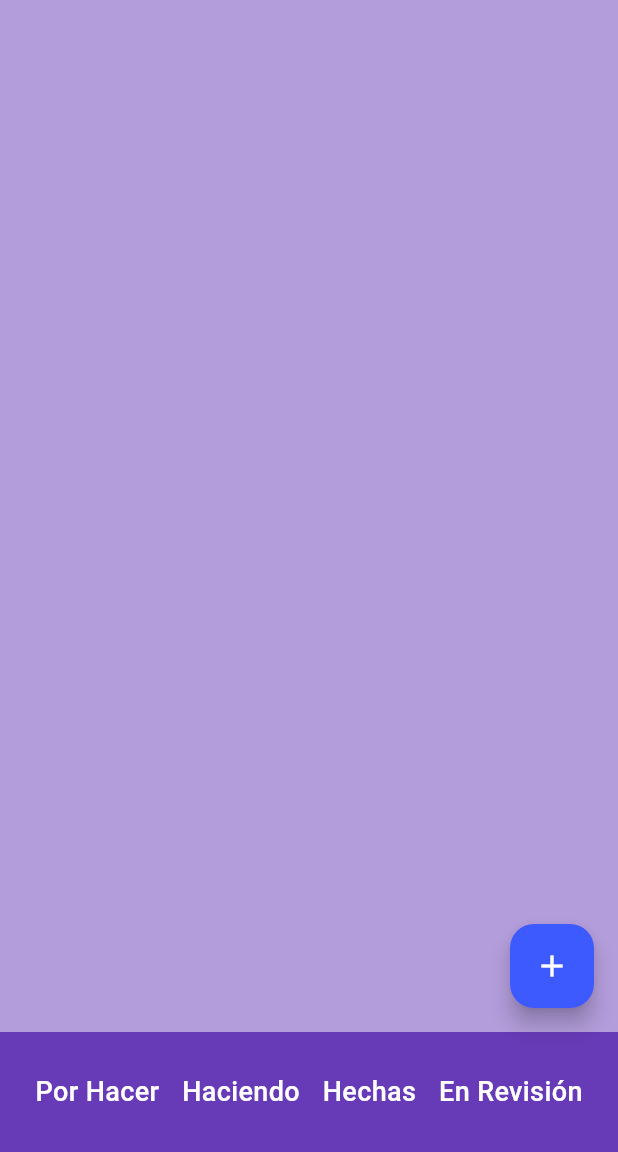
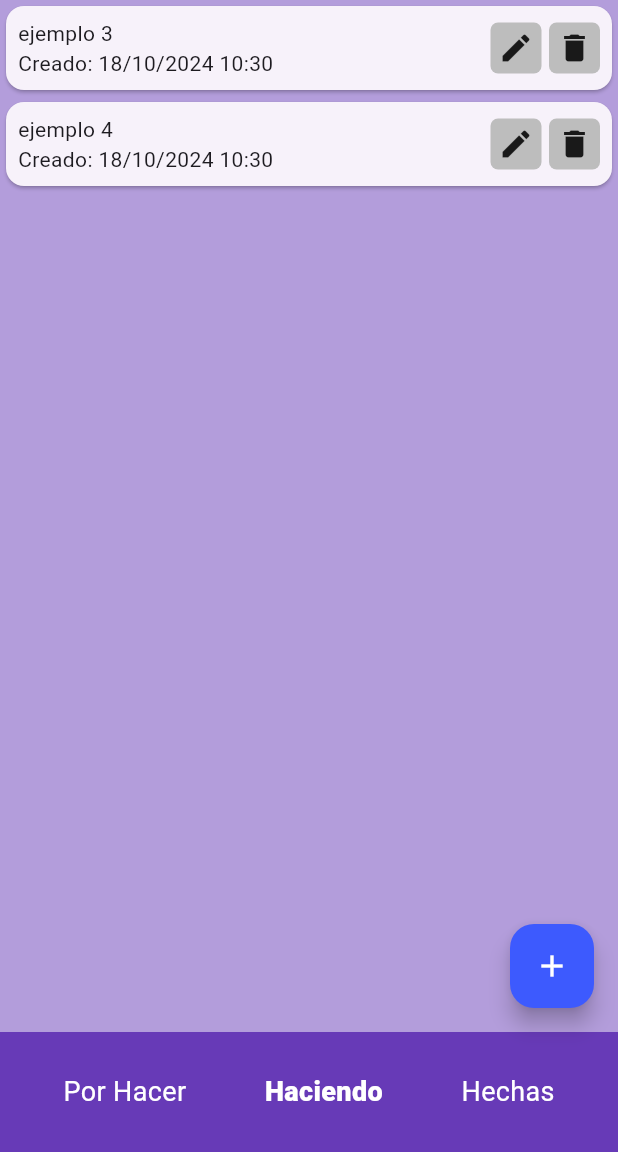
Before and after one commit to carlos0896/todo_app, a Flutter app: the screen it shows after launch, after a tap on "Haciendo", on a phone screen of 412 x 824 dp, the part 84-1236 px from its top. Run offline on Flutter 3.47's test engine with Material 3 defaults, Android fonts, the phone set to English and light mode, and no system bars.

```diff
--- a/lib/models/tarea.dart
+++ b/lib/models/tarea.dart
@@ -1,9 +1,25 @@
+enum TipoTarea { porHacer, haciendo, hecha }
+
 class Tarea {
   final String titulo;
   final DateTime fechaCreacion;
+  final TipoTarea tipoTarea;
 
   Tarea({
     required this.titulo,
     required this.fechaCreacion,
+    this.tipoTarea = TipoTarea.porHacer,
   });
+
+  Tarea copyWith({
+    String? titulo,
+    DateTime? fechaCreacion,
+    TipoTarea? tipoTarea,
+  }) {
+    return Tarea(
+      titulo: titulo ?? this.titulo,
+      fechaCreacion: fechaCreacion ?? this.fechaCreacion,
+      tipoTarea: tipoTarea ?? this.tipoTarea,
+    );
+  }
 }
--- a/lib/providers/agenda_provider.dart
+++ b/lib/providers/agenda_provider.dart
@@ -2,9 +2,41 @@ import 'package:flutter/material.dart';
 import 'package:todo_app/models/tarea.dart';
 
 class AgendaProvider extends ChangeNotifier {
-  final List<Tarea> _tareas = [];
+  final List<Tarea> _tareas = [
+    // TODO: Temporal para probar haciendo y hechas, eliminar cuando sea dinámico
+    Tarea(
+      titulo: 'ejemplo 1',
+      fechaCreacion: DateTime.now(),
+    ),
+    Tarea(
+      titulo: 'ejemplo 2',
+      fechaCreacion: DateTime.now(),
+    ),
+    Tarea(
+      titulo: 'ejemplo 3',
+      fechaCreacion: DateTime.now(),
+      tipoTarea: TipoTarea.haciendo,
+    ),
+    Tarea(
+      titulo: 'ejemplo 4',
+      fechaCreacion: DateTime.now(),
+      tipoTarea: TipoTarea.haciendo,
+    ),
+    Tarea(
+      titulo: 'ejemplo 5',
+      fechaCreacion: DateTime.now(),
+      tipoTarea: TipoTarea.hecha,
+    ),
+    Tarea(
+      titulo: 'ejemplo 5',
+      fechaCreacion: DateTime.now(),
+      tipoTarea: TipoTarea.hecha,
+    ),
+  ];
+  TipoTarea _tipoTareaSeleccionada = TipoTarea.porHacer;
 
   List<Tarea> get tareas => _tareas;
+  TipoTarea get tipoTareaSeleccionada => _tipoTareaSeleccionada;
 
   void agregarTarea(Tarea tarea) {
     _tareas.add(tarea);
@@ -16,4 +48,15 @@ class AgendaProvider extends ChangeNotifier {
     _tareas.removeAt(index);
     notifyListeners();
   }
+
+  void editarTarea(String nuevoNombreTarea, Tarea tareaActual) {
+    final index = _tareas.indexOf(tareaActual);
+    _tareas[index] = _tareas[index].copyWith(titulo: nuevoNombreTarea);
+    notifyListeners();
+  }
+
+  void cambiarTipoTareaSeleccionada(TipoTarea tipoTarea) {
+    _tipoTareaSeleccionada = tipoTarea;
+    notifyListeners();
+  }
 }
--- a/lib/widgets/home_body.dart
+++ b/lib/widgets/home_body.dart
@@ -12,11 +12,18 @@ class HomeBody extends StatelessWidget {
   @override
   Widget build(BuildContext context) {
     final List<Tarea> tareas = Provider.of<AgendaProvider>(context).tareas;
+    final tipoTareaSeleccionada =
+        Provider.of<AgendaProvider>(context).tipoTareaSeleccionada;
+
+    // Filtrando la lista tareas según el tipo de tarea seleccionada.
+    final List<Tarea> tareasPorTipo = tareas.where((tarea) {
+      return tarea.tipoTarea == tipoTareaSeleccionada;
+    }).toList();
 
     return ListView.builder(
-      itemCount: tareas.length,
+      itemCount: tareasPorTipo.length,
       itemBuilder: (context, index) {
-        Tarea tarea = tareas[index];
+        Tarea tarea = tareasPorTipo[index];
         return CardTarea(tarea: tarea);
       },
     );
--- a/lib/widgets/home_bottom_appbar.dart
+++ b/lib/widgets/home_bottom_appbar.dart
@@ -1,7 +1,11 @@
 import 'dart:developer';
 
 import 'package:flutter/material.dart';
+import 'package:provider/provider.dart';
+import 'package:todo_app/models/tarea.dart';
 import 'package:todo_app/widgets/home_button_text.dart';
+
+import '../providers/agenda_provider.dart';
 
 class HomeBottomAppbar extends StatelessWidget {
   const HomeBottomAppbar({
@@ -10,6 +14,9 @@ class HomeBottomAppbar extends StatelessWidget {
 
   @override
   Widget build(BuildContext context) {
+    final tipoTareaSeleccionada =
+        Provider.of<AgendaProvider>(context).tipoTareaSeleccionada;
+
     return BottomAppBar(
       color: Colors.deepPurple,
       child: Row(
@@ -18,26 +25,26 @@ class HomeBottomAppbar extends StatelessWidget {
           HomeButtonText(
             title: 'Por Hacer',
             onTap: () {
-              log('Tap en por hacer');
+              Provider.of<AgendaProvider>(context, listen: false)
+                  .cambiarTipoTareaSeleccionada(TipoTarea.porHacer);
             },
+            isSelected: tipoTareaSeleccionada == TipoTarea.porHacer,
           ),
           HomeButtonText(
             title: 'Haciendo',
             onTap: () {
-              log('Tap en haciendo');
+              Provider.of<AgendaProvider>(context, listen: false)
+                  .cambiarTipoTareaSeleccionada(TipoTarea.haciendo);
             },
+            isSelected: tipoTareaSeleccionada == TipoTarea.haciendo,
           ),
           HomeButtonText(
             title: 'Hechas',
             onTap: () {
-              log('Tap en hechas');
+              Provider.of<AgendaProvider>(context, listen: false)
+                  .cambiarTipoTareaSeleccionada(TipoTarea.hecha);
             },
-          ),
-          HomeButtonText(
-            title: 'En Revisión',
-            onTap: () {
-              log('Tap en En Revisión');
-            },
+            isSelected: tipoTareaSeleccionada == TipoTarea.hecha,
           ),
         ],
       ),
--- a/lib/widgets/home_button_text.dart
+++ b/lib/widgets/home_button_text.dart
@@ -3,19 +3,21 @@ import 'package:flutter/material.dart';
 class HomeButtonText extends StatelessWidget {
   final String title;
   final void Function()? onTap;
+  final bool isSelected;
 
   const HomeButtonText({
     super.key,
     required this.title,
     this.onTap,
+    this.isSelected = false,
   });
 
   @override
   Widget build(BuildContext context) {
-    TextStyle bottomBarTextStyle = const TextStyle(
+    TextStyle bottomBarTextStyle = TextStyle(
       color: Colors.white,
       fontSize: 18,
-      fontWeight: FontWeight.w500,
+      fontWeight: isSelected ? FontWeight.w800 : FontWeight.w400,
     );
 
     return GestureDetector(
```
Also changed, not shown: lib/widgets/card_tarea.dart (+11 -0 lines), lib/widgets/editar_tarea_dialog.dart (added, +78 -0 lines).
